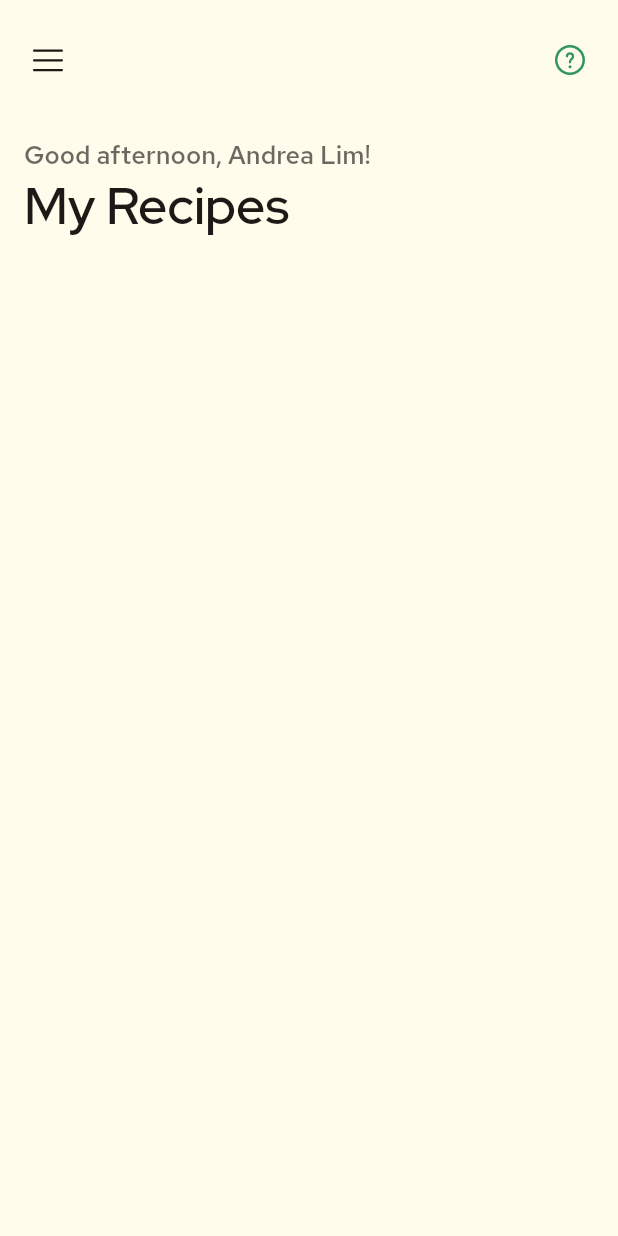
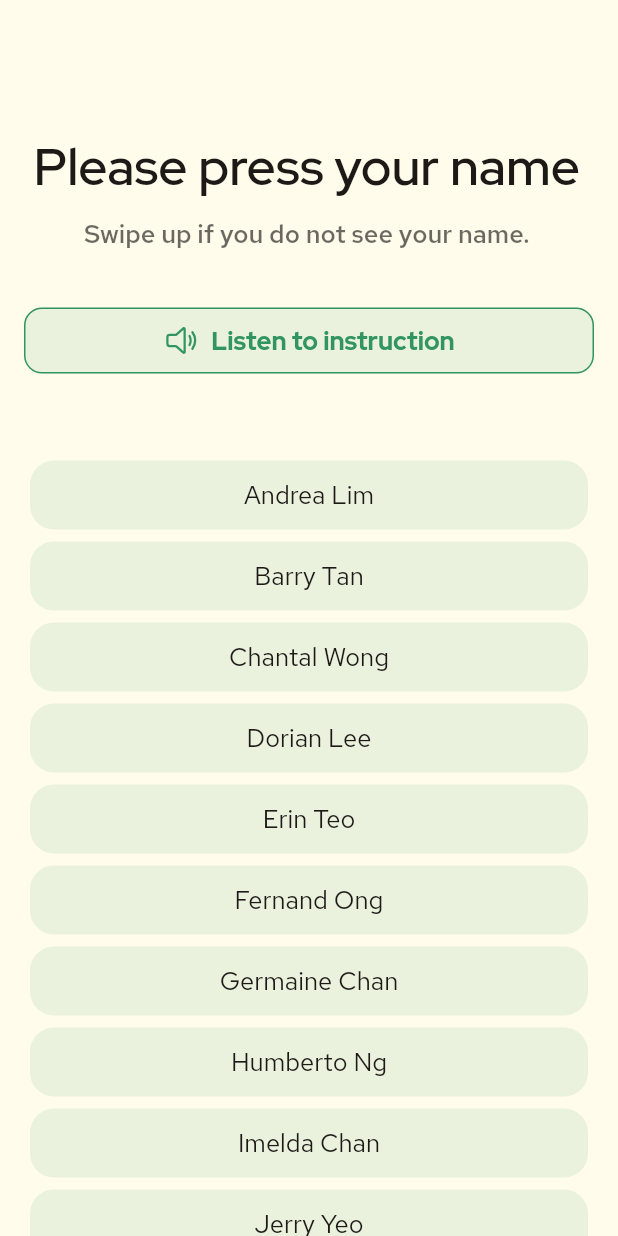
Before and after one commit to cervonwong/mint, a Flutter app: the screen it shows after launch, on a phone screen of 412 x 824 dp. Run offline on Flutter 3.47's test engine with Material 2 defaults, Android fonts, the phone set to English and light mode, and no system bars; our stand-ins replace cloud_firestore, firebase_core, fluentui_system_icons, flutter_tts, get_it; accounts and stored records are empty.

Commit message:
Create UI for name selection screen

```diff
--- a/lib/main.dart
+++ b/lib/main.dart
@@ -12,6 +12,7 @@ import 'package:provider/provider.dart';
 
 import 'package:mint/main/controller/recipe_catalogue_controller.dart';
 import 'package:mint/main/ui/constants/theme_constants.dart';
+import 'package:mint/main/ui/screens/trainee/name_selection_screen.dart';
 import 'package:mint/main/ui/screens/trainee/recipe_completion_screen.dart';
 import 'package:mint/main/ui/screens/trainee/step_detail_screen.dart';
 import 'main/controller/current_recipe_controller.dart';
@@ -50,12 +51,13 @@ class MyApp extends StatelessWidget {
         debugShowCheckedModeBanner: false,
         title: 'Mint 🌿',
         theme: ThemeConstants.themeData,
-        initialRoute: RecipeCatalogueScreen.routeName,
+        initialRoute: NameSelectionScreen.routeName,
         routes: {
           RecipeCatalogueScreen.routeName: (context) => RecipeCatalogueScreen(),
           StepDetailScreen.routeName: (context) => StepDetailScreen(),
           RecipeCompletionScreen.routeName: (context) =>
               RecipeCompletionScreen(),
+          NameSelectionScreen.routeName: (context) => NameSelectionScreen(),
         },
       ),
     );
--- a/lib/main/ui/constants/theme_constants.dart
+++ b/lib/main/ui/constants/theme_constants.dart
@@ -18,6 +18,7 @@ class ThemeConstants {
 
     // Other themeData.
     appBarTheme: appBarTheme,
+    cardTheme: cardTheme,
     dialogTheme: dialogTheme,
     dividerTheme: dividerIvoryThemeData,
     elevatedButtonTheme: elevatedButton7ThemeData,
@@ -168,6 +169,13 @@ class ThemeConstants {
       statusBarIconBrightness: Brightness.dark,
     ),
   );
+  static final cardTheme = CardTheme(
+    elevation: 0.0,
+    color: ColorConstants.greenOverlay,
+    shape: RoundedRectangleBorder(
+      borderRadius: BorderRadius.circular(16.0),
+    ),
+  );
   static final dialogTheme = DialogTheme(
     backgroundColor: ColorConstants.ivoryPrimary,
     shape: RoundedRectangleBorder(
--- /dev/null
+++ b/lib/main/ui/screens/trainee/name_selection_screen.dart
@@ -0,0 +1,261 @@
+/*
+ * Copyright (C) 2021 Cervon Wong and Lee I-Shiang
+ */
+
+import 'package:flutter/material.dart';
+
+import '../../constants/color_constants.dart';
+import '../../constants/theme_constants.dart';
+import '../../shared_components/listen_button.dart';
+import '../../shared_components/shared_app_bars.dart';
+import '../../utils/layout_calculator.dart';
+import 'recipe_catalogue_screen.dart';
+
+class NameSelectionScreen extends StatelessWidget {
+  static const routeName = 'sign_in';
+  late final List<String> names;
+
+  NameSelectionScreen() {
+    names = [
+      'Andrea Lim',
+      'Barry Tan',
+      'Chantal Wong',
+      'Dorian Lee',
+      'Erin Teo',
+      'Fernand Ong',
+      'Germaine Chan',
+      'Humberto Ng',
+      'Imelda Chan',
+      'Jerry Yeo',
+    ];
+  }
+
+  @override
+  Widget build(BuildContext context) {
+    return LayoutCalculator.breakpoint(context: context) ==
+            LayoutBreakpoint.smallest
+        ? _SmallestNameSelectionScreen(names: names)
+        : _SmallAndLargerNameSelectionScreen(names: names);
+  }
+}
+
+class _SmallestNameSelectionScreen extends StatefulWidget {
+  final List<String> names;
+
+  _SmallestNameSelectionScreen({required this.names});
+
+  @override
+  State<_SmallestNameSelectionScreen> createState() =>
+      _SmallestNameSelectionScreenState();
+}
+
+class _SmallestNameSelectionScreenState
+    extends State<_SmallestNameSelectionScreen> {
+  final ScrollController _scrollController = ScrollController();
+
+  @override
+  Widget build(BuildContext context) {
+    return Scaffold(
+      extendBodyBehindAppBar: true,
+      appBar: TitleRevealAppBar(
+        scrollController: _scrollController,
+        hasDrawer: false,
+        title: 'Please press your name',
+        actions: [
+          _PressNameInstructionListenButton(),
+        ],
+        actionsPersistent: false,
+      ),
+      body: ListView(
+        controller: _scrollController,
+        children: [
+          Padding(
+            padding: EdgeInsets.symmetric(
+              horizontal: LayoutCalculator.margin(context: context),
+            ),
+            child: SelectableText(
+              'Please press your name',
+              textAlign: TextAlign.center,
+              style: ThemeConstants.headline4,
+            ),
+          ),
+          const SizedBox(height: 12.0),
+          Padding(
+            padding: EdgeInsets.symmetric(
+              horizontal: LayoutCalculator.margin(context: context),
+            ),
+            child: SelectableText(
+              'Swipe up if you do not see your name.',
+              textAlign: TextAlign.center,
+              style: ThemeConstants.subtitle7.copyWith(
+                color: ColorConstants.blackSecondary,
+              ),
+            ),
+          ),
+          const SizedBox(height: 32.0),
+          Padding(
+            padding: EdgeInsets.symmetric(
+              horizontal: LayoutCalculator.margin(context: context),
+            ),
+            child: _PressNameInstructionListenButton(),
+          ),
+          const SizedBox(height: 48.0),
+          for (final name in widget.names)
+            Padding(
+              padding: EdgeInsets.symmetric(
+                horizontal: LayoutCalculator.margin(context: context),
+              ),
+              child: Card(
+                child: Material(
+                  type: MaterialType.transparency,
+                  borderRadius: BorderRadius.circular(16.0),
+                  child: InkWell(
+                    borderRadius: BorderRadius.circular(16.0),
+                    onTap: () {
+                      Navigator.pushNamedAndRemoveUntil(
+                        context,
+                        RecipeCatalogueScreen.routeName,
+                        (route) => route.isFirst,
+                      );
+                    },
+                    child: Padding(
+                      padding: const EdgeInsets.symmetric(
+                        horizontal: 16.0,
+                        vertical: 12.0,
+                      ),
+                      child: Center(
+                        child: Text(
+                          name,
+                          style: ThemeConstants.body7,
+                        ),
+                      ),
+                    ),
+                  ),
+                ),
+              ),
+            ),
+        ],
+      ),
+    );
+  }
+}
+
+class _SmallAndLargerNameSelectionScreen extends StatelessWidget {
+  final List<String> names;
+
+  _SmallAndLargerNameSelectionScreen({required this.names});
+
+  @override
+  Widget build(BuildContext context) {
+    return Scaffold(
+      body: Row(
+        children: [
+          Flexible(
+            flex: 2,
+            child: Center(
+              child: ListView(
+                shrinkWrap: true,
+                children: [
+                  Column(
+                    crossAxisAlignment: CrossAxisAlignment.start,
+                    children: [
+                      Padding(
+                        padding: EdgeInsets.only(
+                          left: LayoutCalculator.margin(context: context),
+                        ),
+                        child: SelectableText(
+                          'Please press your name',
+                          style: ThemeConstants.headline4,
+                        ),
+                      ),
+                      const SizedBox(height: 12.0),
+                      Padding(
+                        padding: EdgeInsets.only(
+                          left: LayoutCalculator.margin(context: context),
+                        ),
+                        child: SelectableText(
+                          'Swipe up if you do not see your name.',
+                          style: ThemeConstants.subtitle7.copyWith(
+                            color: ColorConstants.blackSecondary,
+                          ),
+                        ),
+                      ),
+                      const SizedBox(height: 32.0),
+                      Padding(
+                        padding: EdgeInsets.only(
+                          left: LayoutCalculator.margin(context: context),
+                        ),
+                        child: _PressNameInstructionListenButton(),
+                      ),
+                    ],
+                  ),
+                ],
+              ),
+            ),
+          ),
+          Flexible(
+            flex: 3,
+            child: Center(
+              child: ListView(
+                shrinkWrap: true,
+                children: [
+                  const SizedBox(height: 64.0),
+                  for (final name in names)
+                    Padding(
+                      padding: EdgeInsets.only(
+                        right: LayoutCalculator.margin(context: context),
+                        left: 32.0,
+                      ),
+                      child: Card(
+                        child: Material(
+                          type: MaterialType.transparency,
+                          borderRadius: BorderRadius.circular(16.0),
+                          child: InkWell(
+                            borderRadius: BorderRadius.circular(16.0),
+                            onTap: () {
+                              Navigator.pushNamedAndRemoveUntil(
+                                context,
+                                RecipeCatalogueScreen.routeName,
+                                (route) => route.isFirst,
+                              );
+                            },
+                            child: Padding(
+                              padding: const EdgeInsets.symmetric(
+                                horizontal: 16.0,
+                                vertical: 12.0,
+                              ),
+                              child: Center(
+                                child: Text(
+                                  name,
+                                  style: ThemeConstants.body7,
+                                ),
+                              ),
+                            ),
+                          ),
+                        ),
+                      ),
+                    ),
+                  const SizedBox(height: 64.0),
+                ],
+              ),
+            ),
+          ),
+        ],
+      ),
+    );
+  }
+}
+
+class _PressNameInstructionListenButton extends StatelessWidget {
+  _PressNameInstructionListenButton();
+
+  @override
+  Widget build(BuildContext context) {
+    return ListenButton(
+      id: 'Instruction',
+      text: 'Please press your name. '
+          'Swipe up if you do not see your name',
+      labelType: LabelType.instruction,
+    );
+  }
+}
```
